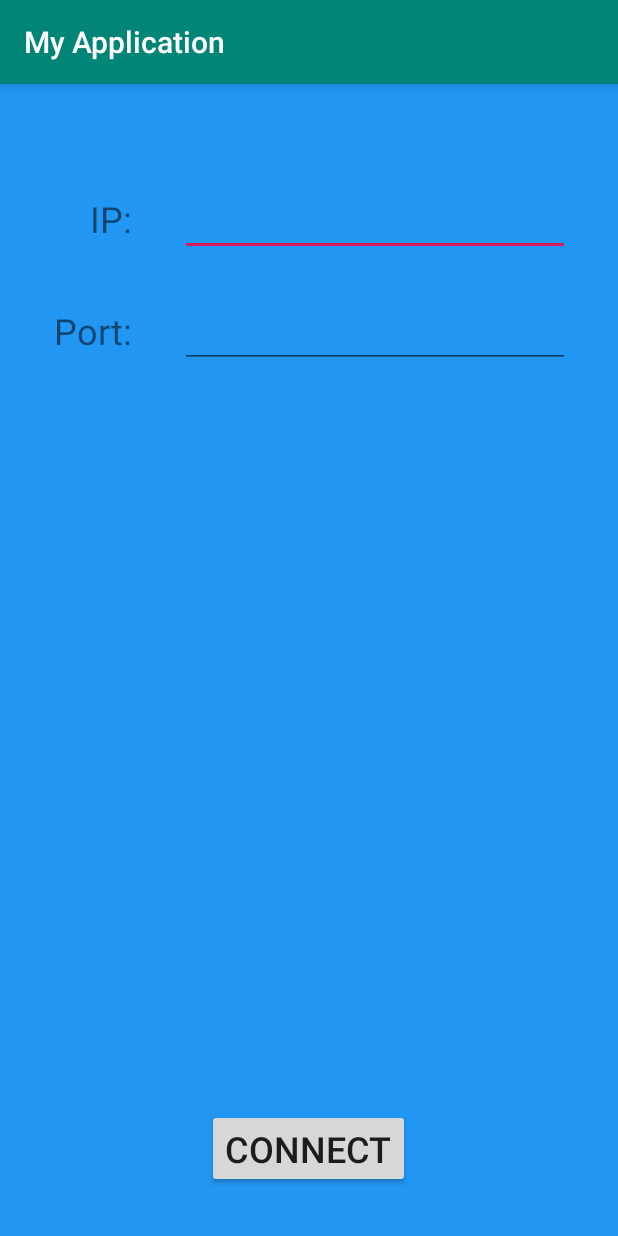
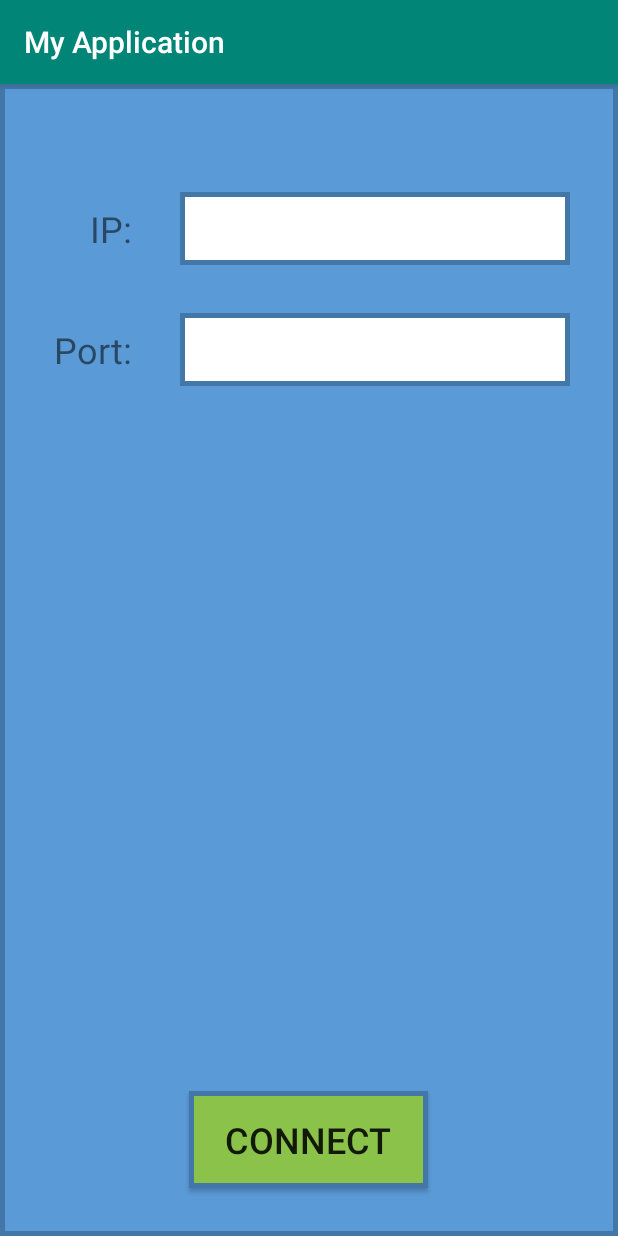
Before and after one commit to MatanMelamed/ex4, an Android app: the screen it shows after launch (LoginActivity), on a phone screen of 412 x 824 dp. Run offline under Robolectric (Android 15) with nearby library versions, the phone set to English and light mode, and no system bars.

Commit message:
last touch

```diff
--- /dev/null
+++ b/app/src/main/res/drawable/background_design.xml
@@ -0,0 +1,8 @@
+<?xml version="1.0" encoding="utf-8"?>
+<shape xmlns:android="http://schemas.android.com/apk/res/android"
+       android:shape="rectangle">
+    <solid android:color="#5A9AD7"/>
+    <stroke
+            android:width="3dp"
+            android:color="#4277A8"/>
+</shape>
--- /dev/null
+++ b/app/src/main/res/drawable/button_design.xml
@@ -0,0 +1,8 @@
+<?xml version="1.0" encoding="utf-8"?>
+<shape xmlns:android="http://schemas.android.com/apk/res/android"
+       android:shape="rectangle">
+    <solid android:color="#FF8BC34A"/>
+    <stroke
+            android:width="3dp"
+            android:color="#4277A8"/>
+</shape>
--- /dev/null
+++ b/app/src/main/res/drawable/label_design.xml
@@ -0,0 +1,8 @@
+<?xml version="1.0" encoding="utf-8"?>
+<shape xmlns:android="http://schemas.android.com/apk/res/android"
+       android:shape="rectangle">
+    <solid android:color="#FFFFFFFF"/>
+    <stroke
+            android:width="3dp"
+            android:color="#4277A8"/>
+</shape>
--- a/app/src/main/res/layout/activity_login.xml
+++ b/app/src/main/res/layout/activity_login.xml
@@ -5,35 +5,39 @@
         xmlns:app="http://schemas.android.com/apk/res-auto"
         android:layout_width="match_parent"
         android:layout_height="match_parent"
-        tools:context=".LoginActivity" android:background="#2196F3">
+        tools:context=".LoginActivity" android:background="@drawable/background_design">
 
     <EditText
             android:layout_width="0dp"
             android:layout_height="wrap_content"
             android:inputType="textPersonName"
             android:ems="10"
+            android:gravity="center"
+
             android:id="@+id/IP_TextBox"
-            android:textSize="16sp"
-            android:importantForAutofill="no"
+            android:textSize="24sp"
             app:layout_constraintEnd_toEndOf="parent"
             android:layout_marginEnd="32dp" android:layout_marginRight="32dp"
             app:layout_constraintStart_toStartOf="parent" android:layout_marginLeft="120dp"
             android:layout_marginStart="120dp" android:layout_marginTop="72dp"
-            app:layout_constraintTop_toTopOf="parent"/>
+            app:layout_constraintTop_toTopOf="parent" android:background="@drawable/label_design"
+            android:paddingTop="8sp" android:paddingBottom="8sp"/>
     <EditText
             android:layout_width="0dp"
             android:layout_height="wrap_content"
             android:inputType="textPersonName"
             android:ems="10"
+            android:gravity="center"
+
             android:id="@+id/Port_TextBox"
-            android:textSize="16sp"
-            android:importantForAutofill="no"
+            android:textSize="24sp"
             app:layout_constraintEnd_toEndOf="parent"
             android:layout_marginEnd="32dp" android:layout_marginRight="32dp"
             app:layout_constraintStart_toStartOf="parent" android:layout_marginLeft="120dp"
             android:layout_marginStart="120dp"
             app:layout_constraintHorizontal_bias="0.0" android:layout_marginTop="32dp"
-            app:layout_constraintTop_toBottomOf="@+id/IP_TextBox"/>
+            app:layout_constraintTop_toBottomOf="@+id/IP_TextBox" android:background="@drawable/label_design"
+            android:paddingTop="8sp" android:paddingBottom="8sp"/>
     <TextView
             android:text="@string/ip_textview"
             android:layout_width="wrap_content"
@@ -58,5 +62,7 @@
             android:layout_marginStart="161dp" app:layout_constraintEnd_toEndOf="parent"
             android:layout_marginEnd="162dp" android:layout_marginRight="162dp"
             app:layout_constraintBottom_toBottomOf="parent" android:layout_marginBottom="32dp"
-            android:textSize="24sp" android:onClick="SwitchToJoystickActivity"/>
+            android:textSize="24sp" android:onClick="SwitchToJoystickActivity"
+            android:background="@drawable/button_design" android:paddingLeft="24sp" android:paddingTop="16sp"
+            android:paddingRight="24sp" android:paddingBottom="16sp"/>
 </androidx.constraintlayout.widget.ConstraintLayout>
--- a/app/src/main/res/values/colors.xml
+++ b/app/src/main/res/values/colors.xml
@@ -3,4 +3,5 @@
     <color name="colorPrimary">#008577</color>
     <color name="colorPrimaryDark">#00574B</color>
     <color name="colorAccent">#D81B60</color>
+    <color name="JoystickBackground">#0288D1</color>
 </resources>
```
Also changed, not shown: app/src/main/AndroidManifest.xml (+4 -3 lines), app/src/main/java/com/example/ex4/JoystickView.java (+20 -7 lines), app/src/main/res/drawable/pad_design.xml (added, +8 -0 lines), app/src/main/res/layout/activity_joystick.xml (+6 -3 lines).
